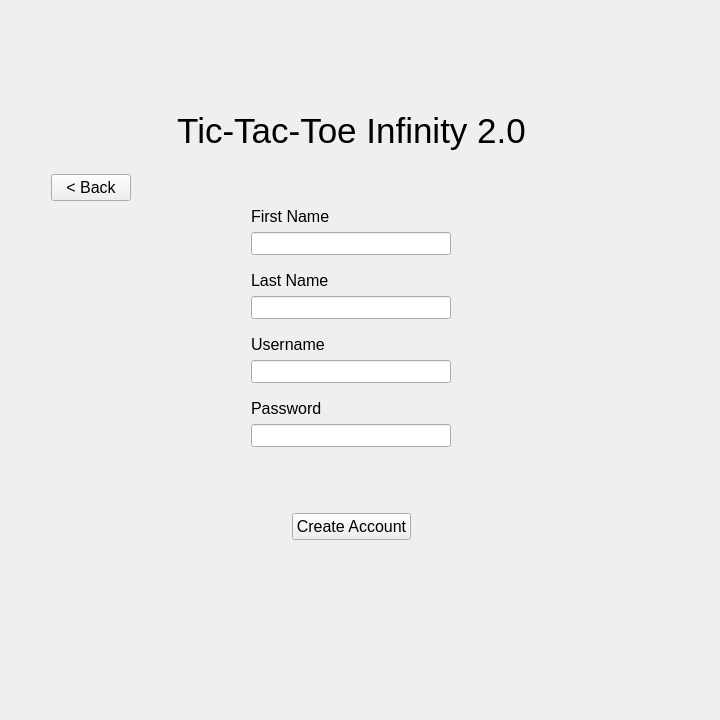
First picture: the form in Client/CreateAccountWidget.ui, repository ThorCda/COMP72070---TicTacToe---Group-7, before the edit.
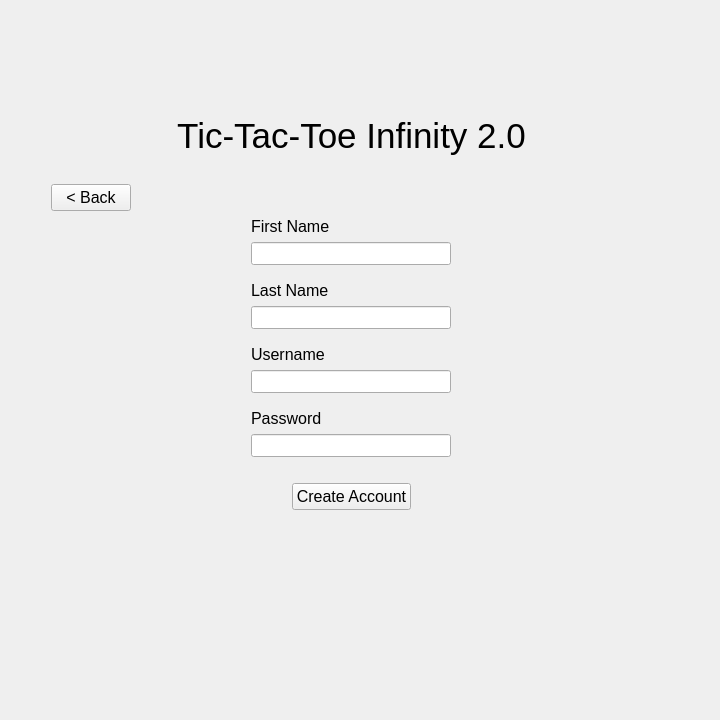
Second picture: the form after the edit.

```diff
--- a/Client/CreateAccountWidget.ui
+++ b/Client/CreateAccountWidget.ui
@@ -290,19 +290,6 @@
          </item>
         </layout>
        </item>
-       <item>
-        <spacer name="verticalSpacer_4">
-         <property name="orientation">
-          <enum>Qt::Vertical</enum>
-         </property>
-         <property name="sizeHint" stdset="0">
-          <size>
-           <width>20</width>
-           <height>40</height>
-          </size>
-         </property>
-        </spacer>
-       </item>
        <item>
         <layout class="QHBoxLayout" name="horizontalLayout_2">
          <item>
```
